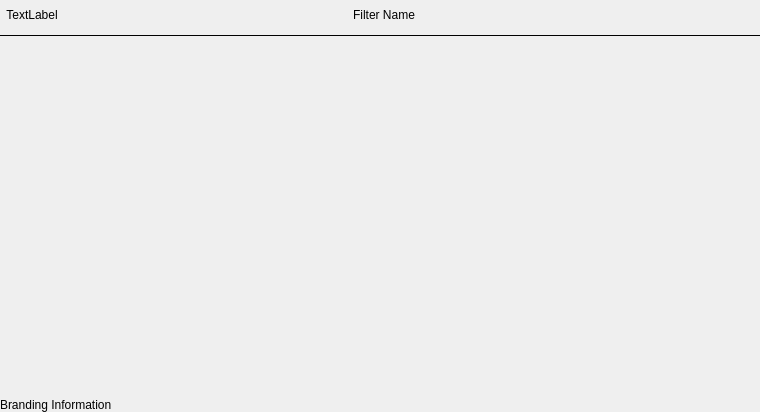
This is Source/SVWidgetsLib/Widgets/UI_Files/FilterInputWidget.ui in BlueQuartzSoftware/SIMPL as Qt 5 draws it before an edit. The edited form follows.
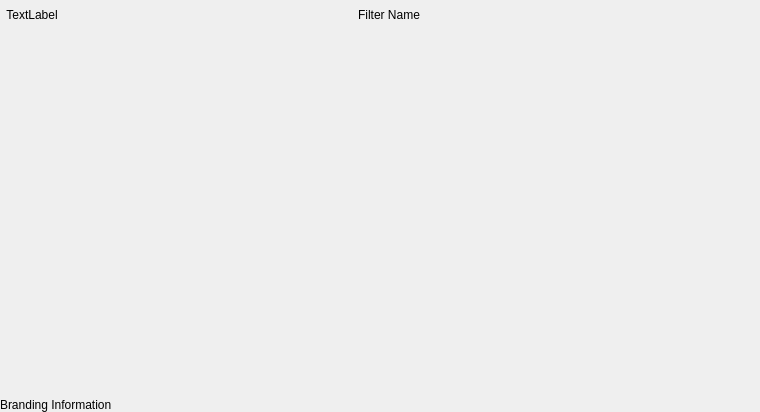
This is the edited form. Icons and pictures are not drawn. Custom widgets are drawn as their Qt base class.

```diff
--- a/Source/SVWidgetsLib/Widgets/UI_Files/FilterInputWidget.ui
+++ b/Source/SVWidgetsLib/Widgets/UI_Files/FilterInputWidget.ui
@@ -51,8 +51,58 @@
        <number>0</number>
       </property>
       <property name="verticalSpacing">
-       <number>4</number>
+       <number>0</number>
       </property>
+      <item row="1" column="0">
+       <widget class="QScrollArea" name="variablesScrollArea">
+        <property name="frameShape">
+         <enum>QFrame::NoFrame</enum>
+        </property>
+        <property name="widgetResizable">
+         <bool>true</bool>
+        </property>
+        <widget class="QWidget" name="variablesTabContents">
+         <property name="geometry">
+          <rect>
+           <x>0</x>
+           <y>0</y>
+           <width>760</width>
+           <height>356</height>
+          </rect>
+         </property>
+         <layout class="QVBoxLayout" name="scrollAreaVertSpacer">
+          <property name="leftMargin">
+           <number>0</number>
+          </property>
+          <property name="topMargin">
+           <number>0</number>
+          </property>
+          <property name="rightMargin">
+           <number>0</number>
+          </property>
+          <property name="bottomMargin">
+           <number>0</number>
+          </property>
+          <item>
+           <layout class="QGridLayout" name="variablesGrid"/>
+          </item>
+          <item>
+           <spacer name="inputVertSpacer">
+            <property name="orientation">
+             <enum>Qt::Vertical</enum>
+            </property>
+            <property name="sizeHint" stdset="0">
+             <size>
+              <width>20</width>
+              <height>40</height>
+             </size>
+            </property>
+           </spacer>
+          </item>
+         </layout>
+        </widget>
+       </widget>
+      </item>
       <item row="0" column="0">
        <widget class="QFrame" name="labelFrame">
         <property name="minimumSize">
@@ -61,9 +111,6 @@
           <height>30</height>
          </size>
         </property>
-        <property name="frameShape">
-         <enum>QFrame::NoFrame</enum>
-        </property>
         <property name="frameShadow">
          <enum>QFrame::Plain</enum>
         </property>
@@ -78,7 +125,7 @@
           <number>0</number>
          </property>
          <property name="rightMargin">
-          <number>10</number>
+          <number>0</number>
          </property>
          <property name="bottomMargin">
           <number>0</number>
@@ -185,66 +232,6 @@
         </property>
        </widget>
       </item>
-      <item row="2" column="0">
-       <widget class="QScrollArea" name="variablesScrollArea">
-        <property name="frameShape">
-         <enum>QFrame::NoFrame</enum>
-        </property>
-        <property name="widgetResizable">
-         <bool>true</bool>
-        </property>
-        <widget class="QWidget" name="variablesTabContents">
-         <property name="geometry">
-          <rect>
-           <x>0</x>
-           <y>0</y>
-           <width>760</width>
-           <height>343</height>
-          </rect>
-         </property>
-         <layout class="QVBoxLayout" name="scrollAreaVertSpacer">
-          <property name="leftMargin">
-           <number>0</number>
-          </property>
-          <property name="topMargin">
-           <number>0</number>
-          </property>
-          <property name="rightMargin">
-           <number>0</number>
-          </property>
-          <property name="bottomMargin">
-           <number>0</number>
-          </property>
-          <item>
-           <layout class="QGridLayout" name="variablesGrid"/>
-          </item>
-          <item>
-           <spacer name="inputVertSpacer">
-            <property name="orientation">
-             <enum>Qt::Vertical</enum>
-            </property>
-            <property name="sizeHint" stdset="0">
-             <size>
-              <width>20</width>
-              <height>40</height>
-             </size>
-            </property>
-           </spacer>
-          </item>
-         </layout>
-        </widget>
-       </widget>
-      </item>
-      <item row="1" column="0">
-       <widget class="Line" name="titleBottomLine">
-        <property name="frameShadow">
-         <enum>QFrame::Plain</enum>
-        </property>
-        <property name="orientation">
-         <enum>Qt::Horizontal</enum>
-        </property>
-       </widget>
-      </item>
      </layout>
     </widget>
    </item>
```
Left out of the diff: 2 changed lines with no effect on the pictures.
